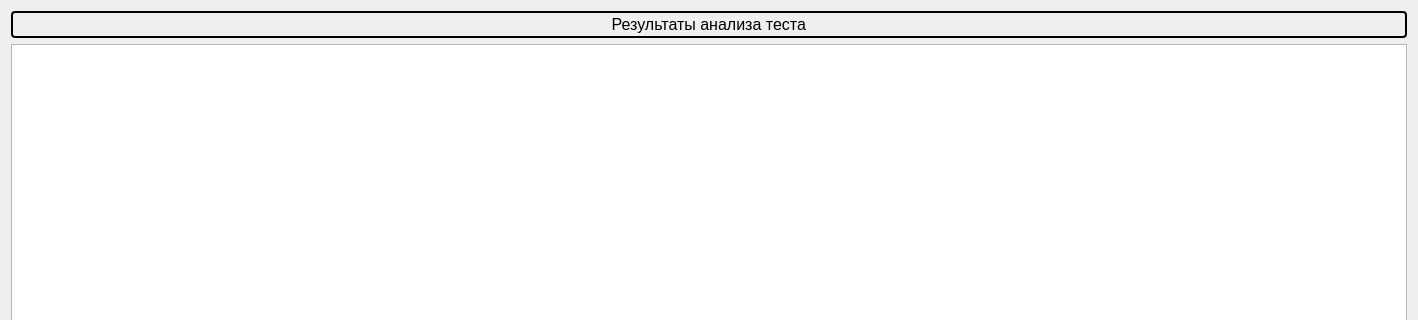
The window that analyzeres.ui (gunmaden/IS-AOOZ) describes before a commit, drawn with Qt 5; both pictures show x 0 to 1418 and y 0 to 320 of the 1418 by 558 pixel window.
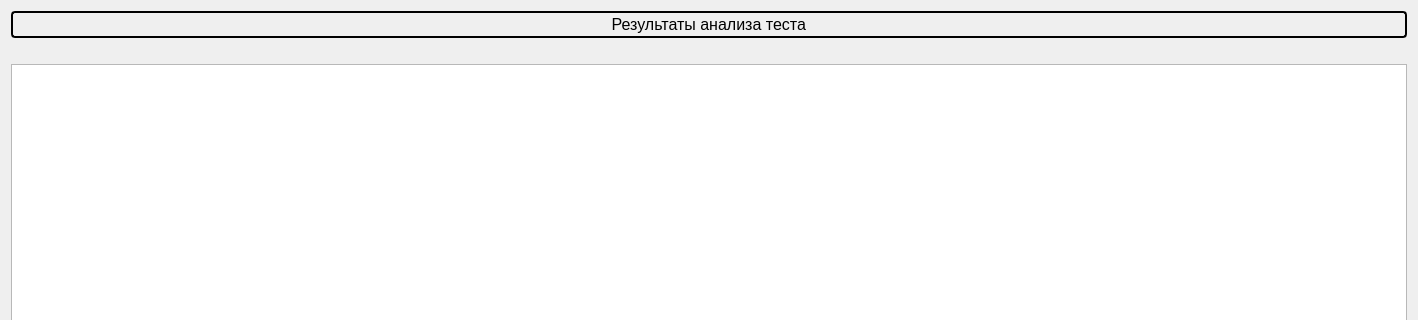
The same window after the commit. Icons and pictures are not drawn.

Commit message:
Validity check added
Validity check for tests

```diff
--- a/analyzeres.ui
+++ b/analyzeres.ui
@@ -38,6 +38,13 @@
          </property>
         </widget>
        </item>
+       <item>
+        <widget class="QLabel" name="labelValidity">
+         <property name="text">
+          <string/>
+         </property>
+        </widget>
+       </item>
        <item>
         <widget class="QTableWidget" name="tableWidget">
          <property name="styleSheet">
```
The commit also changes 7 other files.
